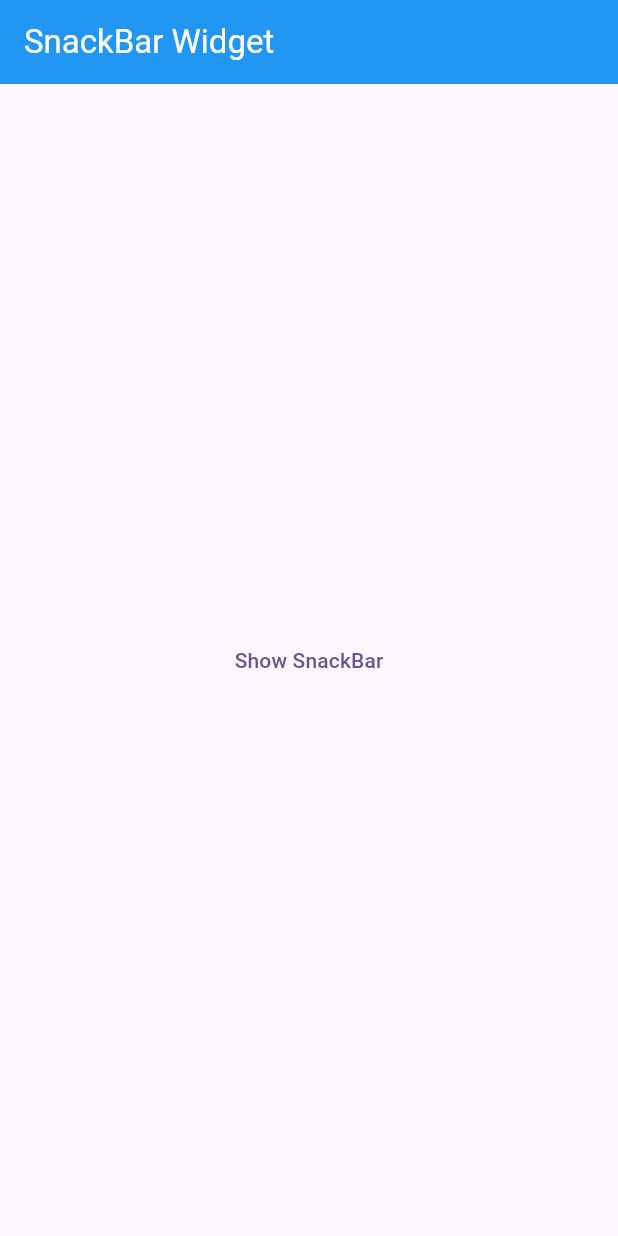
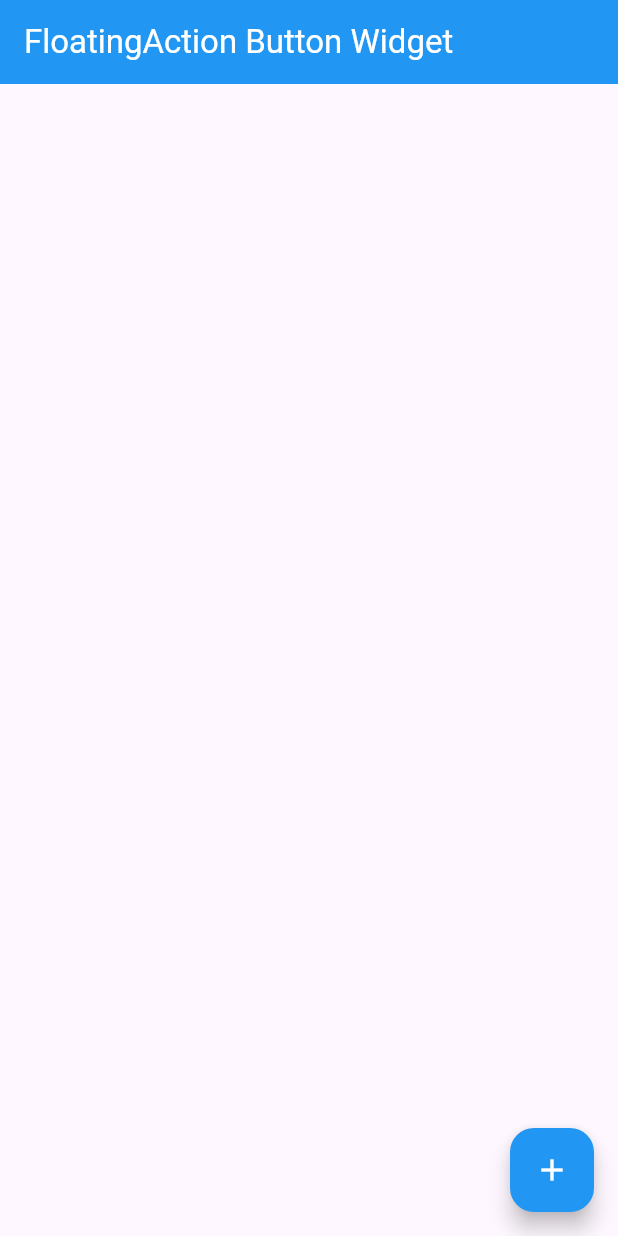
Before and after one commit to monir996/flutter-notebook, a Flutter app: the screen it shows after launch, on a phone screen of 412 x 824 dp. Run offline on Flutter 3.47's test engine with Material 3 defaults, Android fonts, the phone set to English and light mode, and no system bars.

Commit message:
FloatingActionButton - initial

```diff
--- a/lib/HomeScreen.dart
+++ b/lib/HomeScreen.dart
@@ -22,17 +22,32 @@ class _HomeScreenState extends State<HomeScreen> {
   @override
   Widget build(BuildContext context) {
     return Scaffold(
-      appBar: AppBar(title: Text("SnackBar Widget", style: TextStyle(color: Colors.white)), backgroundColor: Colors.blue),
+      appBar: AppBar(title: Text("FloatingAction Button Widget", style: TextStyle(color: Colors.white)), backgroundColor: Colors.blue),
 
-      // ----------------------- Branch 15 ==> SnackBar Widget ------------------
-      body: Center(
-        child: TextButton(
-            onPressed: (){
-              mySnackBar("Delete Successful", context);
-            },
-            child: Text("Show SnackBar")
-        ),
+      // ----------------------- Branch 16 ==> FloatingActionButton Widget ------------------
+      body: Center(),
+
+      floatingActionButton: FloatingActionButton(
+        onPressed: (){
+          mySnackBar("Deleted", context);
+        },
+        backgroundColor: Colors.blue,
+        foregroundColor: Colors.white,
+        child: Icon(Icons.add)
       ),
+      //floatingActionButtonLocation: FloatingActionButtonLocation.centerFloat,
+
+
+
+      // floatingActionButton: FloatingActionButton.extended(
+      //     onPressed: (){
+      //       mySnackBar("Deleted", context);
+      //     },
+      //     backgroundColor: Colors.blue,
+      //     foregroundColor: Colors.white,
+      //     label: Text("Floating"),
+      //     icon: Icon(Icons.add)
+      // ),
 
     );
   }
```
